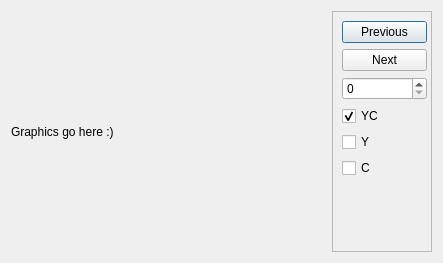
This is tools/ld-analyse/oscilloscopedialog.ui in happycube/ld-decode as Qt 5 draws it before an edit. The edited form follows.
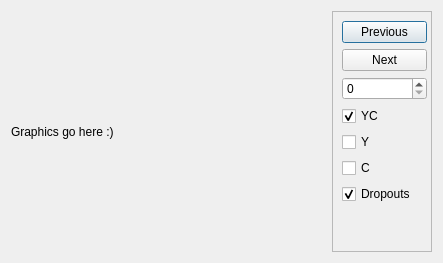
This is the edited form.

Commit message: Added dropout highlighting to ld-analyse scan line oscilloscope display

What changed in the file:
```diff
--- a/tools/ld-analyse/oscilloscopedialog.ui
+++ b/tools/ld-analyse/oscilloscopedialog.ui
@@ -141,6 +141,16 @@
          </property>
         </widget>
        </item>
+       <item>
+        <widget class="QCheckBox" name="dropoutsCheckBox">
+         <property name="text">
+          <string>Dropouts</string>
+         </property>
+         <property name="checked">
+          <bool>true</bool>
+         </property>
+        </widget>
+       </item>
        <item>
         <spacer name="verticalSpacer">
          <property name="orientation">
```
The commit also changes 5 other files.
